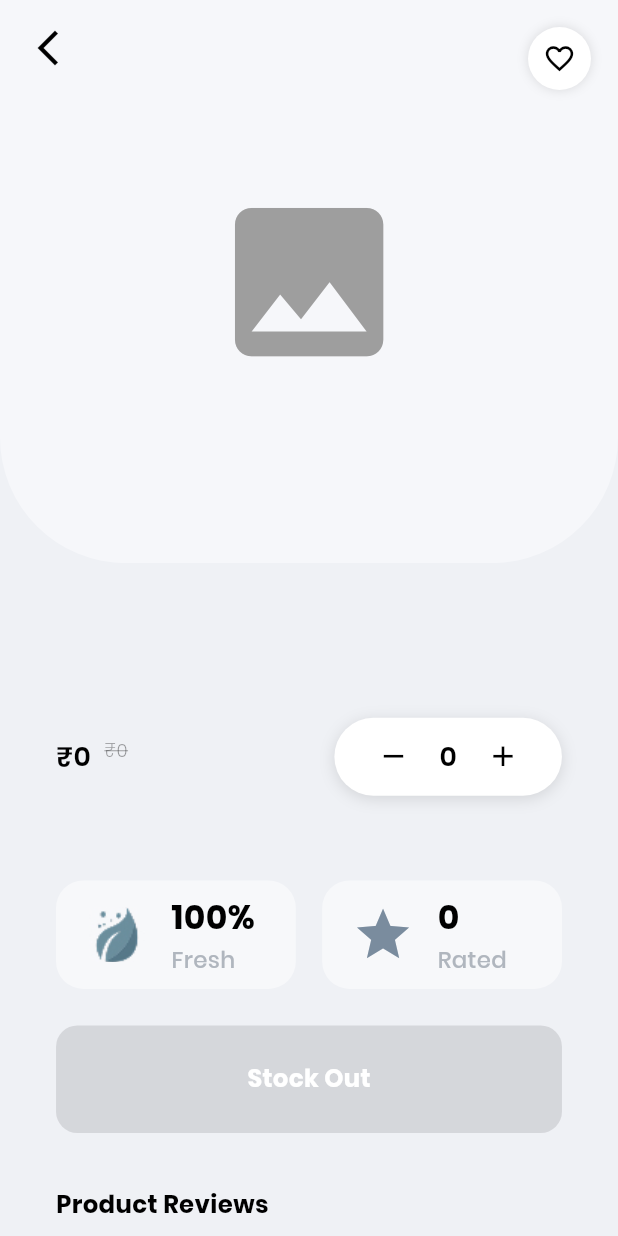
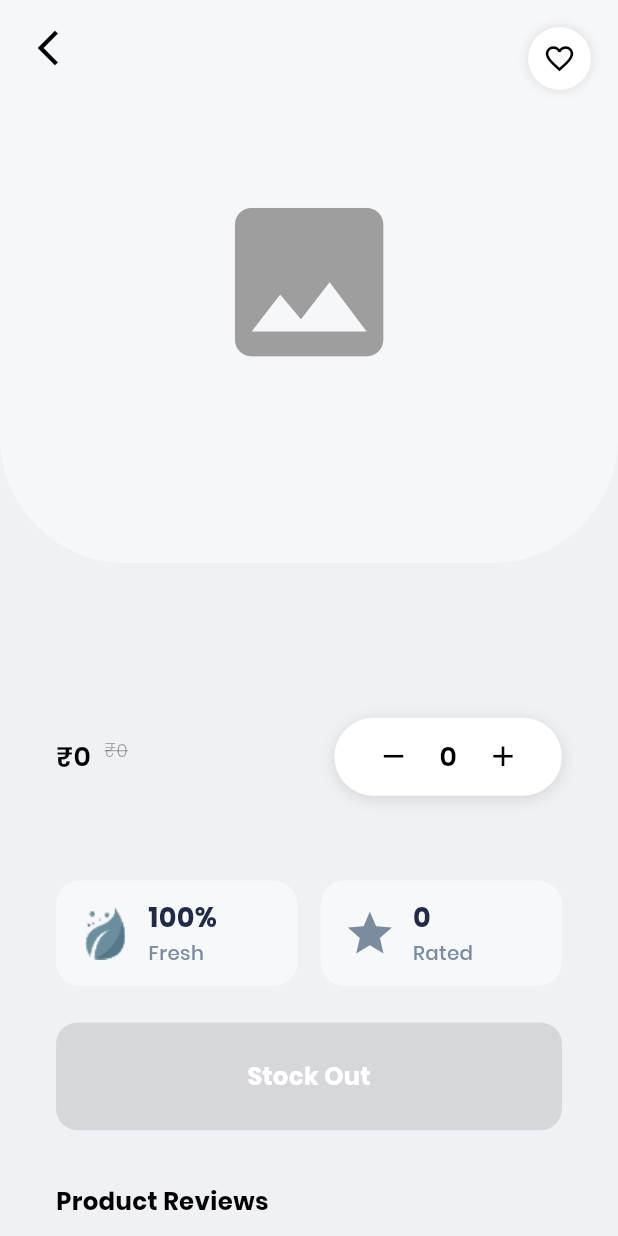
Before and after one commit to Afnanafsal/nexoEShopee, a Flutter app: the ProductDetailsScreen screen opened directly with empty values, on a phone screen of 412 x 824 dp. Run offline on Flutter 3.47's test engine with Material 3 defaults, Android fonts, the phone set to English and light mode, and no system bars; our stand-ins replace cloud_firestore, firebase_auth, firebase_core, flutter_rating_bar, flutter_riverpod, flutter_screenutil and 10 more; missing offline and left inert: enum_to_string, flutter_facebook_auth, razorpay_flutter; accounts and stored records are empty; project files that could hold a hidden picture were left out.

Commit message:
refactor: Improve layout and styling in product description and review box components

```diff
--- a/lib/screens/product_details/components/product_description.dart
+++ b/lib/screens/product_details/components/product_description.dart
@@ -8,7 +8,6 @@ import 'package:flutter_riverpod/flutter_riverpod.dart';
 import 'package:fishkart/providers/user_providers.dart';
 import 'package:firebase_core/firebase_core.dart';
 import 'package:flutter_screenutil/flutter_screenutil.dart';
-import 'package:flutter_svg/svg.dart';
 import 'package:logger/logger.dart';
 import '../../../utils.dart';
 import 'package:flutter/material.dart';
@@ -301,41 +300,41 @@ class _ProductDescriptionState extends ConsumerState<ProductDescription> {
             children: [
               Expanded(
                 child: Container(
-                  margin: EdgeInsets.only(right: 8.w),
+                  margin: EdgeInsets.only(right: 7.w),
                   decoration: BoxDecoration(
                     color: Color(0xFFF7F8FA),
-                    borderRadius: BorderRadius.circular(18.r),
+                    borderRadius: BorderRadius.circular(16.r),
                   ),
                   padding: EdgeInsets.symmetric(
-                    vertical: 8.h,
-                    horizontal: 18.w,
+                    vertical: 12.h,
+                    horizontal: 14.w,
                   ),
                   child: Row(
                     crossAxisAlignment: CrossAxisAlignment.center,
                     children: [
                       Image.asset(
                         'assets/images/leaf.jpg',
-                        width: 38.w,
-                        height: 38.w,
+                        width: 32.w,
+                        height: 32.w,
                       ),
-                      SizedBox(width: 14.w),
+                      SizedBox(width: 10.w),
                       Column(
                         crossAxisAlignment: CrossAxisAlignment.start,
                         children: [
                           Text(
                             '100%',
                             style: TextStyle(
-                              fontWeight: FontWeight.bold,
-                              fontSize: 22.sp,
-                              color: Colors.black,
+                              fontWeight: FontWeight.w700,
+                              fontSize: 18.sp,
+                              color: Color(0xFF222B45),
                             ),
                           ),
-                          SizedBox(height: 2.h),
+                          SizedBox(height: 1.h),
                           Text(
                             'Fresh',
                             style: TextStyle(
-                              fontSize: 15.sp,
-                              color: Color(0xFFB0B6BE),
+                              fontSize: 13.sp,
+                              color: Color(0xFF7A8C9E),
                               fontWeight: FontWeight.w500,
                             ),
                           ),
@@ -347,37 +346,37 @@ class _ProductDescriptionState extends ConsumerState<ProductDescription> {
               ),
               Expanded(
                 child: Container(
-                  margin: EdgeInsets.only(left: 8.w),
+                  margin: EdgeInsets.only(left: 7.w),
                   decoration: BoxDecoration(
                     color: Color(0xFFF7F8FA),
-                    borderRadius: BorderRadius.circular(18.r),
+                    borderRadius: BorderRadius.circular(16.r),
                   ),
                   padding: EdgeInsets.symmetric(
-                    vertical: 8.h,
-                    horizontal: 18.w,
+                    vertical: 12.h,
+                    horizontal: 14.w,
                   ),
                   child: Row(
                     crossAxisAlignment: CrossAxisAlignment.center,
                     children: [
-                      Icon(Icons.star, color: Color(0xFF7A8C9E), size: 38.w),
-                      SizedBox(width: 14.w),
+                      Icon(Icons.star, color: Color(0xFF7A8C9E), size: 32.w),
+                      SizedBox(width: 10.w),
                       Column(
                         crossAxisAlignment: CrossAxisAlignment.start,
                         children: [
                           Text(
                             '${product.rating}',
                             style: TextStyle(
-                              fontWeight: FontWeight.bold,
-                              fontSize: 22.sp,
-                              color: Colors.black,
+                              fontWeight: FontWeight.w700,
+                              fontSize: 18.sp,
+                              color: Color(0xFF222B45),
                             ),
                           ),
-                          SizedBox(height: 2.h),
+                          SizedBox(height: 1.h),
                           Text(
                             'Rated',
                             style: TextStyle(
-                              fontSize: 15.sp,
-                              color: Color(0xFFB0B6BE),
+                              fontSize: 13.sp,
+                              color: Color(0xFF7A8C9E),
                               fontWeight: FontWeight.w500,
                             ),
                           ),
--- a/lib/screens/product_details/components/review_box.dart
+++ b/lib/screens/product_details/components/review_box.dart
@@ -297,10 +297,7 @@ class _ReviewBoxState extends State<ReviewBox> {
                                     horizontal: 8.w,
                                     vertical: 2.h,
                                   ),
-                              decoration: BoxDecoration(
-                              color: Color(0xFFF7F8FA),
-                              borderRadius: BorderRadius.circular(8.r),
-                              ),
+
                                   child: Text(
                                     'Reply',
                                     style: TextStyle(
@@ -315,7 +312,6 @@ class _ReviewBoxState extends State<ReviewBox> {
                           ),
                         ),
 
-                        // View Replies Button directly under review text
                         Padding(
                           padding: EdgeInsets.only(top: 8.h, bottom: 4.h),
                           child: GestureDetector(
@@ -325,34 +321,54 @@ class _ReviewBoxState extends State<ReviewBox> {
                               });
                               if (_showReplies) {
                                 // Scroll the whole screen to this widget
-                            WidgetsBinding.instance.addPostFrameCallback((_) {
-                              final box = context.findRenderObject() as RenderBox?;
+                                WidgetsBinding.instance.addPostFrameCallback((
+                                  _,
+                                ) {
+                                  final box =
+                                      context.findRenderObject() as RenderBox?;
                                   if (box != null) {
-                              final offset = box.localToGlobal(Offset.zero);
+                                    final offset = box.localToGlobal(
+                                      Offset.zero,
+                                    );
                                     Scrollable.ensureVisible(
                                       context,
                                       alignment: 0.0,
-                                duration: const Duration(milliseconds: 400),
+                                      duration: const Duration(
+                                        milliseconds: 400,
+                                      ),
                                       curve: Curves.easeInOut,
                                     );
                                   }
                                 });
                               }
                             },
-                          child: Text(
+                            child: Row(
+                              mainAxisSize: MainAxisSize.min,
+                              children: [
+                                Text(
                                   _showReplies
-                              ? 'Hide Replies (${review.replyCount}) \u25B2'
-                              : 'View Replies (${review.replyCount}) \u25BC',
+                                      ? 'Hide Replies (${review.replyCount})'
+                                      : 'View Replies (${review.replyCount})',
                                   style: TextStyle(
                                     fontSize: 14.sp,
                                     color: Color(0XFF646161),
                                     fontWeight: FontWeight.w400,
                                   ),
                                 ),
+                                SizedBox(width: 4.w),
+
+                                Icon(
+                                  _showReplies
+                                      ? Icons.expand_less
+                                      : Icons.expand_more,
+                                  size: 20.sp,
+                                  color: Color(0XFF646161),
+                                ),
+                              ],
+                            ),
                           ),
                         ),
                       ],
-
                     ),
                   ),
                   Column(
@@ -371,7 +387,7 @@ class _ReviewBoxState extends State<ReviewBox> {
                                   ) ==
                                   true
                               ? Colors.red
-                              : Colors.grey,
+                              : Colors.black,
                           size: 22.sp,
                         ),
                         onPressed: likeReview,
```
Lines whose indentation alone changed are shown as unchanged.
